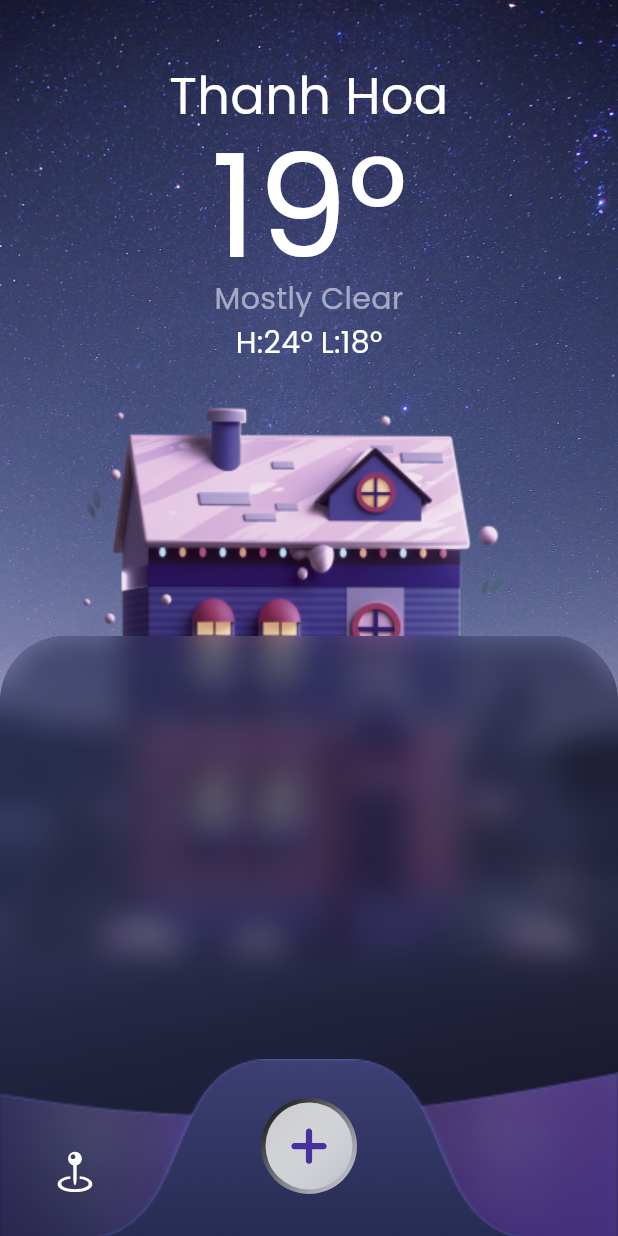
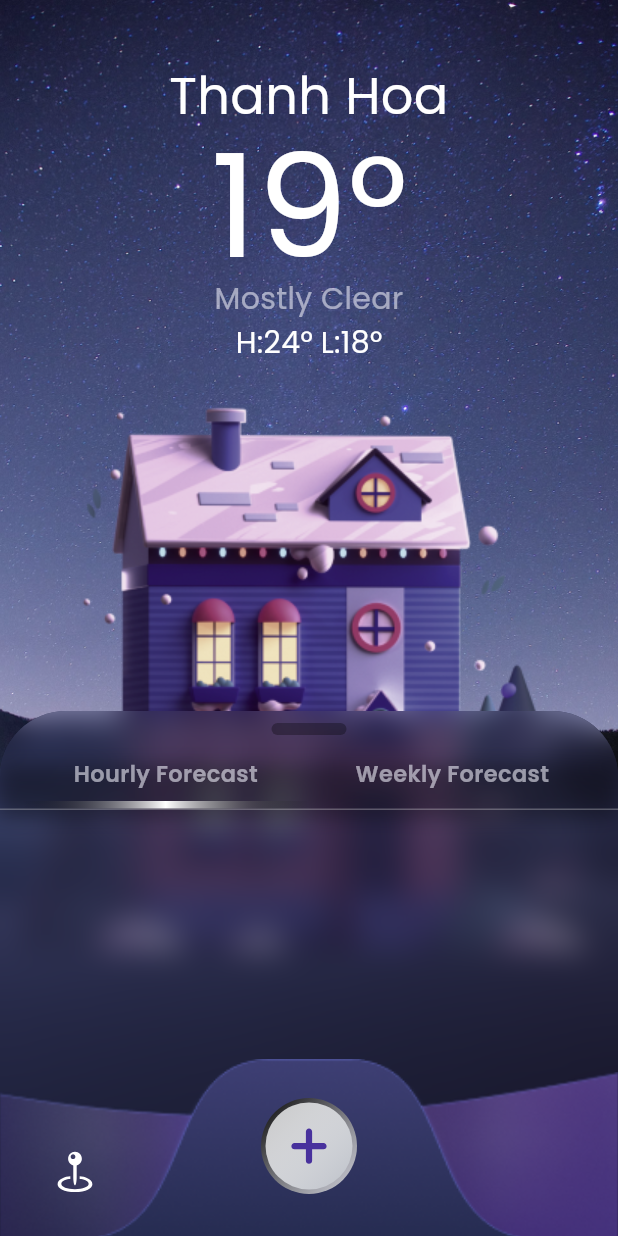
Before and after one commit to tailucanh/weather_app, a Flutter app: the screen it shows after launch, on a phone screen of 412 x 824 dp. Run offline on Flutter 3.47's test engine with Material 3 defaults, Android fonts, the phone set to English and light mode, and no system bars; our stand-ins replace flutter_bloc, flutter_svg, go_router, shared_preferences; generated files the repository leaves out were written again.

Commit message:
Commit app bar box

```diff
--- a/lib/services/app_colors.dart
+++ b/lib/services/app_colors.dart
@@ -14,13 +14,15 @@ class AppColors{
 
 
   static const Color gradient_black = Color.fromRGBO(0, 0, 0, 1);
+
   static const Color gradient_white = Color.fromRGBO(255,255, 255, 0.76);
   static const Color gradient_grey = Color.fromRGBO(187,191, 199, 1);
   static const Color gradient_grey_174 = Color.fromRGBO(174, 174,174, 1);
   static const Color gradient_blue_1 = Color.fromRGBO(46, 51,90, 0.7);
   static const Color gradient_blue_2 = Color.fromRGBO(28, 27,51, 0.7);
   static const Color color_border = Color.fromRGBO(117, 130,244, 0.5);
-
+  static const Color color_black_30 = Color.fromRGBO(0, 0, 0, 0.3);
+  static const Color color_white_0 = Color.fromRGBO(0, 0, 0, 0);
   static const Color color_plus = Color.fromRGBO(72,49, 157, 1);
 
 
--- a/lib/ui/home_screen.dart
+++ b/lib/ui/home_screen.dart
@@ -1,5 +1,6 @@
 import 'dart:async';
 import 'dart:ui';
+import 'package:flutter/cupertino.dart';
 import 'package:flutter/material.dart';
 import 'package:flutter_svg/flutter_svg.dart';
 import 'package:go_router/go_router.dart';
@@ -16,8 +17,9 @@ class HomeScreen extends StatefulWidget {
 }
 
 class _HomeScreenState extends State<HomeScreen> {
-  double positionedHeight = 400;
+  double positionedHeight = 350;
   bool _isScroll = false;
+  bool _isTabSelected = true;
 
   @override
   void initState() {
@@ -33,12 +35,12 @@ class _HomeScreenState extends State<HomeScreen> {
           double delta = details.primaryDelta!;
           if (delta < 0) {
             setState(() {
-              positionedHeight = MediaQuery.of(context).size.height / 1.16;
+              positionedHeight = AppHelpers.getSizeHeightDevice(context) / 1.16;
               _isScroll = true;
             });
           } else {
             setState(() {
-              positionedHeight = 400;
+              positionedHeight = 350;
               _isScroll = false;
             });
           }
@@ -54,111 +56,11 @@ class _HomeScreenState extends State<HomeScreen> {
                 fit: BoxFit.fitHeight
               ),
             ),
-            Padding(
-              padding: const EdgeInsets.only(top: 40),
-              child: Column(
-                crossAxisAlignment: CrossAxisAlignment.center,
-                mainAxisAlignment: MainAxisAlignment.start,
-                children: [
-                  SizedBox(
-                    width: AppHelpers.getSizeWithDevice(context),
-                    child: Column(
-                      crossAxisAlignment: CrossAxisAlignment.center,
-                      mainAxisAlignment: MainAxisAlignment.start,
-                      mainAxisSize: MainAxisSize.min,
-                      children: [
-                        Text("Thanh Hoa",
-                             textAlign: TextAlign.center,
-                             maxLines: 1,
-                             style: TextStyle(
-                                 color: AppColors.light_primary,
-                                 fontSize: 34,
-                                 fontStyle: FontStyle.normal,
-                                 fontFamily: AppHelpers.POPPINS_FONT),),
-                        Text("19°",
-                            style: TextStyle(
-                                color: AppColors.light_primary,
-                                fontSize: 96,
-                                height: 1,
-                                fontStyle: FontStyle.normal,
-                                fontFamily: AppHelpers.POPPINS_FONT),),
-                        Text("Mostly Clear",
-                          textAlign: TextAlign.center,
-                          maxLines: 1,
-                          style: TextStyle(color: AppColors.light_secondary,
-                              fontSize: 20,
-                              fontStyle: FontStyle.normal,
-                              fontFamily: AppHelpers.POPPINS_FONT),),
-                        Row(
-                          crossAxisAlignment: CrossAxisAlignment.center,
-                          mainAxisAlignment: MainAxisAlignment.center,
-                          children: [
-                            Text("H:24°",
-                              textAlign: TextAlign.center,
-                              maxLines: 1,
-                              style: TextStyle(color: AppColors.light_primary,
-                                  fontSize: 20,
-                                  fontStyle: FontStyle.normal,
-                                  fontFamily: AppHelpers.POPPINS_FONT),),
-                            const SizedBox(width: 5,),
-                            Text("L:18°",
-                              textAlign: TextAlign.center,
-                              maxLines: 1,
-                              style: TextStyle(color: AppColors.light_primary,
-                                  fontSize: 20,
-                                  fontStyle: FontStyle.normal,
-                                  fontFamily: AppHelpers.POPPINS_FONT),),
-                          ],
-                        ),
-                      ],
-                    ),
-                  ),
-                  SizedBox(
-                    width: AppHelpers.getSizeWithDevice(context),
-                    child: Image.asset(AppAssets.icHouse,
-                        width:AppHelpers.getSizeWithDevice(context),),
-                  )
-                ],
-              ),
-            ),
+
+            _uiTemperature(),
             //UI weather
-            AnimatedPositioned(
-              bottom: 0,
-              left: 0,
-              right: 0,
-              height: positionedHeight,
-              curve: Curves.easeInOut,
-              duration:  const Duration(milliseconds: 300),
-              child: ClipRRect(
-                borderRadius: const BorderRadius.only(
-                  topLeft: Radius.circular(44),
-                  topRight: Radius.circular(44),
-                ),
-                child: Container(
-                  decoration: const BoxDecoration(
-                    gradient: LinearGradient(
-                      begin: Alignment.topLeft,
-                      end: Alignment.bottomRight,
-                      colors: [AppColors.gradient_blue_1, AppColors.gradient_blue_2],
-                    ),
-                  ),
-                  child: Container(
-                    decoration: const BoxDecoration(
-                      borderRadius:  BorderRadius.only(
-                        topLeft: Radius.circular(44),
-                        topRight: Radius.circular(44),
-                      ),
-                    ),
-                    child: BackdropFilter(
-                      filter: ImageFilter.blur(sigmaX: 10.0, sigmaY: 10.0),
-                      child: const SizedBox(),
-                    ),
-                  ),
-                ),
-              ),
+            _uiBoxWeather(),
 
-
-            ),
             //Bottom navigator
             Positioned(
                 bottom: -2,
@@ -246,4 +148,230 @@ class _HomeScreenState extends State<HomeScreen> {
       ),
     );
   }
+
+  Widget _uiTemperature(){
+    return Padding(
+      padding: const EdgeInsets.only(top: 40),
+      child: Column(
+        crossAxisAlignment: CrossAxisAlignment.center,
+        mainAxisAlignment: MainAxisAlignment.start,
+        children: [
+          SizedBox(
+            width: AppHelpers.getSizeWithDevice(context),
+            child: Column(
+              crossAxisAlignment: CrossAxisAlignment.center,
+              mainAxisAlignment: MainAxisAlignment.start,
+              mainAxisSize: MainAxisSize.min,
+              children: [
+                Text("Thanh Hoa",
+                  textAlign: TextAlign.center,
+                  maxLines: 1,
+                  style: TextStyle(
+                      color: AppColors.light_primary,
+                      fontSize: 34,
+                      fontStyle: FontStyle.normal,
+                      fontFamily: AppHelpers.POPPINS_FONT),),
+                Text("19°",
+                  style: TextStyle(
+                      color: AppColors.light_primary,
+                      fontSize: 96,
+                      height: 1,
+                      fontStyle: FontStyle.normal,
+                      fontFamily: AppHelpers.POPPINS_FONT),),
+                Text("Mostly Clear",
+                  textAlign: TextAlign.center,
+                  maxLines: 1,
+                  style: TextStyle(color: AppColors.light_secondary,
+                      fontSize: 20,
+                      fontStyle: FontStyle.normal,
+                      fontFamily: AppHelpers.POPPINS_FONT),),
+                Row(
+                  crossAxisAlignment: CrossAxisAlignment.center,
+                  mainAxisAlignment: MainAxisAlignment.center,
+                  children: [
+                    Text("H:24°",
+                      textAlign: TextAlign.center,
+                      maxLines: 1,
+                      style: TextStyle(color: AppColors.light_primary,
+                          fontSize: 20,
+                          fontStyle: FontStyle.normal,
+                          fontFamily: AppHelpers.POPPINS_FONT),),
+                    const SizedBox(width: 5,),
+                    Text("L:18°",
+                      textAlign: TextAlign.center,
+                      maxLines: 1,
+                      style: TextStyle(color: AppColors.light_primary,
+                          fontSize: 20,
+                          fontStyle: FontStyle.normal,
+                          fontFamily: AppHelpers.POPPINS_FONT),
+                    ),
+                  ],
+                ),
+              ],
+            ),
+          ),
+          SizedBox(
+            width: AppHelpers.getSizeWithDevice(context),
+            child: Image.asset(AppAssets.icHouse,
+              width:AppHelpers.getSizeWithDevice(context),),
+          )
+        ],
+      ),
+    );
+  }
+
+  Widget _uiBoxWeather(){
+      return  AnimatedPositioned(
+        bottom: 0,
+        left: 0,
+        right: 0,
+        height: positionedHeight,
+        curve: Curves.easeInOut,
+        duration:  const Duration(milliseconds: 300),
+        child: ClipRRect(
+          borderRadius: const BorderRadius.only(
+            topLeft: Radius.circular(44),
+            topRight: Radius.circular(44),
+          ),
+          child: Container(
+            decoration: const BoxDecoration(
+              gradient: LinearGradient(
+                begin: Alignment.topLeft,
+                end: Alignment.bottomRight,
+                colors: [AppColors.gradient_blue_1, AppColors.gradient_blue_2],
+              ),
+            ),
+            child: BackdropFilter(
+              filter: ImageFilter.blur(sigmaX: 10.0, sigmaY: 10.0),
+              child: Column(
+                mainAxisAlignment: MainAxisAlignment.start,
+                crossAxisAlignment: CrossAxisAlignment.center,
+                children: [
+                  Container(
+                    width: 50,
+                    height: 8,
+                    margin: const EdgeInsets.only(top: 8),
+                    decoration: const BoxDecoration(
+                      borderRadius:  BorderRadius.all(Radius.circular(10)),
+                      color: AppColors.color_black_30
+                    ),
+                  ),
+                  //App bar
+                  Container(
+                    margin:  const EdgeInsets.only(top: 15),
+                    decoration: const BoxDecoration(
+                      border: Border(
+                        bottom: BorderSide(color: AppColors.light_tertiary, width: 1)
+                      ),
+                      boxShadow: [
+                        BoxShadow(
+                          color: AppColors.color_black_30,
+                          spreadRadius: 0,
+                          blurRadius: 10,
+                          offset: Offset(0, 5), // changes position of shadow
+                        ),
+                      ],
+                    ),
+                    child: Container(
+                      padding: const EdgeInsets.symmetric(horizontal: 15),
+                      child: Row(
+                        mainAxisAlignment: MainAxisAlignment.spaceBetween,
+                        crossAxisAlignment: CrossAxisAlignment.center,
+                        mainAxisSize: MainAxisSize.max,
+                        children: [
+                          GestureDetector(
+                            onTap: () {
+                              setState(() {
+                                _isTabSelected = true;
+                              });
+                            },
+                            child: Column(
+                              mainAxisAlignment: MainAxisAlignment.spaceBetween,
+                              crossAxisAlignment: CrossAxisAlignment.center,
+                              children: [
+                                Center(
+                                  child: Text("Hourly Forecast",
+                                      textAlign: TextAlign.center,
+                                      maxLines: 1,
+                                      style: TextStyle(color: AppColors.light_secondary,
+                                          fontSize: 15,
+                                          fontWeight: FontWeight.w600,
+                                          fontFamily: AppHelpers.POPPINS_FONT),
+                                      ),
+                                ),
+
+                                _isTabSelected ? Container(
+                                  margin: const EdgeInsets.only(top: 8),
+                                  width: AppHelpers.getSizeWithDevice(context) / 2 - 15,
+                                  height: 5,
+                                  decoration: const BoxDecoration(
+                                    gradient: LinearGradient(
+                                      begin: Alignment.centerLeft,
+                                      end: Alignment.centerRight,
+                                      colors: [AppColors.color_white_0, AppColors.light_primary,AppColors.color_white_0],
+                                    ),
+                                  ),
+                                ):  SizedBox(
+                                  height: 13,
+                                  width: AppHelpers.getSizeWithDevice(context) / 2 - 15,
+                                ),
+                              ],
+                            ),
+
+                          ),
+
+                          GestureDetector(
+                            onTap: () {
+                              setState(() {
+                                _isTabSelected = false;
+                              });
+                            },
+                            child: Column(
+                              mainAxisAlignment: MainAxisAlignment.spaceBetween,
+                              crossAxisAlignment: CrossAxisAlignment.center,
+                              children: [
+                                Center(
+                                  child: Text("Weekly Forecast",
+                                    textAlign: TextAlign.center,
+                                    maxLines: 1,
+                                    style: TextStyle(color: AppColors.light_secondary,
+                                        fontSize: 15,
+                                        fontWeight: FontWeight.w600,
+                                        fontFamily: AppHelpers.POPPINS_FONT),
+                                  ),
+                                ),
+                                !_isTabSelected ?  Container(
+                                  margin: const EdgeInsets.only(top: 8),
+                                  width: AppHelpers.getSizeWithDevice(context) / 2 - 15,
+                                  height: 5,
+                                  decoration: const BoxDecoration(
+                                    gradient: LinearGradient(
+                                      begin: Alignment.centerLeft,
+                                      end: Alignment.centerRight,
+                                      colors: [AppColors.color_white_0, AppColors.light_primary,AppColors.color_white_0],
+                                    ),
+                                  ),
+                                ):  SizedBox(
+                                  height: 13,
+                                  width: AppHelpers.getSizeWithDevice(context) / 2 - 15,
+                                ),
+                              ],
+                            ),
+
+                          ),
+                        ],
+                      ),
+                    ),
+                  )
+
+                ],
+              ),
+            ),
+          ),
+        ),
+
+
+      );
+  }
+
 }
```
Also changed, not shown: 2 other files.
